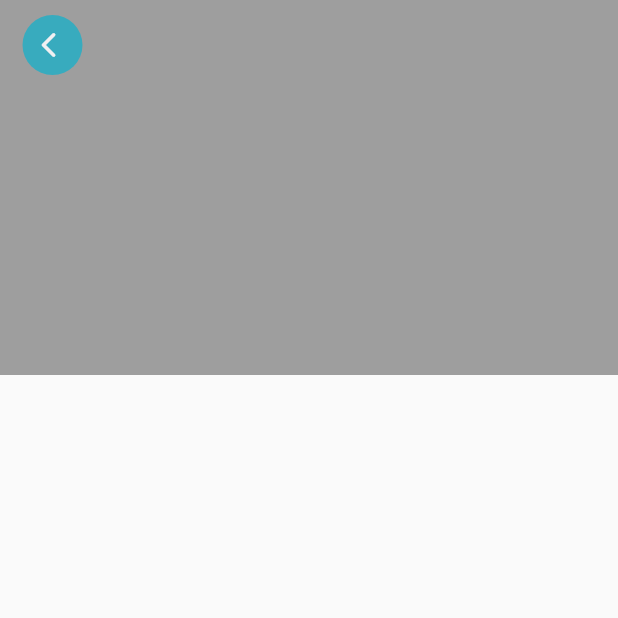
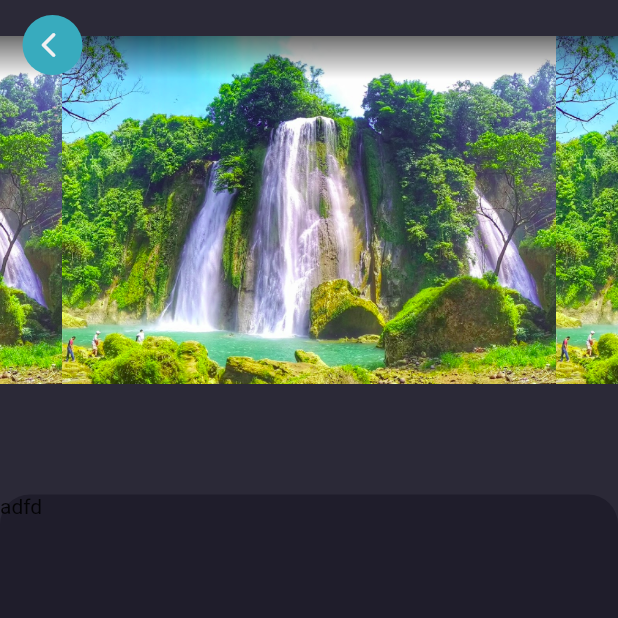
Before and after one commit to irfanrev/sukahealing, a Flutter app: the ProductPage screen opened by its route, on a phone screen of 412 x 824 dp, the top half of it. Run offline on Flutter 3.47's test engine with Material 2 defaults, Android fonts, the light colour scheme and no system bars; drawn by our look-alikes of carousel_slider; our stand-ins replace get, google_fonts, lottie.

Commit message:
product page dan carousel

```diff
--- a/lib/main.dart
+++ b/lib/main.dart
@@ -28,7 +28,7 @@ class MyApp extends StatelessWidget {
         '/chat-room': (context) => const MainChat(),
         '/chat-detail': (context) => const DetailChatPage(),
         '/wishlist': (context) => const WishlistPage(),
-        '/product': (context) => const ProductPage(),
+        '/product': (context) => ProductPage(),
       },
     );
   }
--- a/lib/pages/product_page.dart
+++ b/lib/pages/product_page.dart
@@ -1,19 +1,39 @@
+import 'package:carousel_slider/carousel_slider.dart';
 import 'package:flutter/material.dart';
+import 'package:http/http.dart';
 import 'package:suka_healing/theme.dart';
 
-class ProductPage extends StatelessWidget {
-  const ProductPage({Key? key}) : super(key: key);
+class ProductPage extends StatefulWidget {
+  @override
+  State<ProductPage> createState() => _ProductPageState();
+}
+
+class _ProductPageState extends State<ProductPage> {
+  List images = [
+    'assets/img/curug.png',
+    'assets/img/curug.png',
+    'assets/img/curug.png',
+  ];
 
   @override
   Widget build(BuildContext context) {
-
     Widget header() {
       return Stack(
         children: [
           Container(
             width: double.infinity,
-            height: 250,
-            color: Colors.grey,
+            height: 280,
+
+            child: CarouselSlider(
+                items: images
+                    .map((image) => Image.asset(
+                          image,
+                          fit: BoxFit.cover,
+                          width: MediaQuery.of(context).size.width,
+                          height: 280,
+                        ))
+                    .toList(),
+                options: CarouselOptions()),
           ),
           Container(
             margin: EdgeInsets.only(left: 15, top: 10),
@@ -29,7 +49,11 @@ class ProductPage extends StatelessWidget {
                       shape: BoxShape.circle,
                       color: primaryColor,
                     ),
-                    child: Icon(Icons.arrow_back_ios_new_rounded, color: primaryText, size: 20,),
+                    child: Icon(
+                      Icons.arrow_back_ios_new_rounded,
+                      color: primaryText,
+                      size: 20,
+                    ),
                   ),
                 ),
               ],
@@ -39,11 +63,37 @@ class ProductPage extends StatelessWidget {
       );
     }
 
+    Widget contentProduct() {
+      return DraggableScrollableSheet(
+      initialChildSize: 0.6,
+        maxChildSize: 0.9,
+        minChildSize: 0.5,
+        builder: ((context, scrollController) {
+        return Container(
+
+          width: MediaQuery.of(context).size.width,
+          decoration: BoxDecoration(
+            color: bgColor,
+            borderRadius: BorderRadius.only(topLeft: Radius.circular(20), topRight: Radius.circular(20),),
+          ),
+          child: ListView(
+            children: [
+              Text('adfd'),
+            ],
+          ),
+        );
+      }));
+    }
+
     return Scaffold(
-      body: ListView(
-        children: [
-          header(),
-        ],
+      backgroundColor: bgColor2,
+      body:  SizedBox.expand(
+        child: Stack(
+          children: [
+            header(),
+            contentProduct(),
+          ],
+        ),
       ),
     );
   }
```
